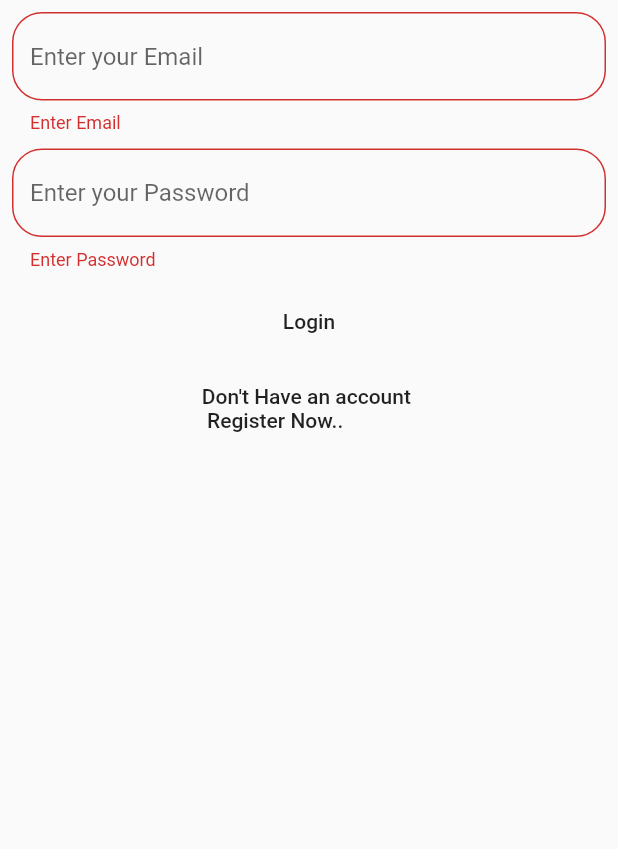
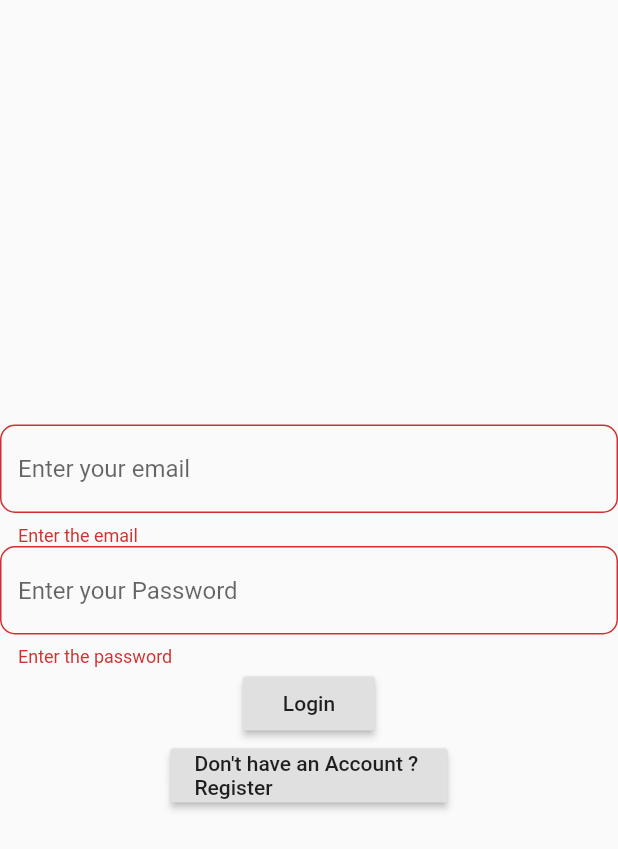
Before and after one commit to Kashish-Manandhar/brainants_todoapp, a Flutter app: the screen it shows after launch, after a tap on "Login", on a phone screen of 412 x 824 dp. Shown: the top 849 px of the screen. Run offline on Flutter 3.47's test engine with Material 2 defaults, Android fonts, the phone set to English and light mode, and no system bars; our stand-ins replace cloud_firestore, firebase_auth, firebase_core; accounts and stored records are empty.

Commit message:
The final code

```diff
--- a/lib/main.dart
+++ b/lib/main.dart
@@ -3,7 +3,6 @@ import 'package:brainants_todoapp/service/authentication/authentication.dart';
 import 'package:brainants_todoapp/service/databsae/StoreService.dart';
 import 'package:brainants_todoapp/ui/HomePage.dart';
 import 'package:brainants_todoapp/ui/Login.dart';
-import 'package:brainants_todoapp/ui/changer.dart';
 import 'package:cloud_firestore/cloud_firestore.dart';
 import 'package:firebase_auth/firebase_auth.dart';
 import 'package:firebase_core/firebase_core.dart';
@@ -18,25 +17,18 @@ void main() async {
   StoreService _store = StoreService();
   runApp(MaterialApp(
     debugShowCheckedModeBanner: false,
-    home: MultiProvider(
-      providers: [
-        StreamProvider<AppUser>.value(
-          value: _authService.user,
-        ),
-        StreamProvider<List<Todo>>(create: (_)=>_store.getStreamData(),
+    home: MyApp(),
+    )
 
-        ),
-      ],
-      child: MyApp(),
-    ),
-  ));
+  );
 }
 
 class MyApp extends StatelessWidget {
+
   @override
   Widget build(BuildContext context) {
     return Scaffold(
-      body: SafeArea(child: Changer()),
+      body: SafeArea(child:Login()),
     );
   }
 }
--- a/lib/service/authentication/authentication.dart
+++ b/lib/service/authentication/authentication.dart
@@ -41,7 +41,8 @@ class AuthService{
 
   Future signOut() async{
     try{
-      await _auth.signOut();
+      final result=await _auth.signOut();
+
     }
     catch(e)
     {
--- a/lib/service/databsae/StoreService.dart
+++ b/lib/service/databsae/StoreService.dart
@@ -36,6 +36,7 @@ class StoreService {
   }
 
   Stream<List<Todo>> getStreamData() {
+    print("User work " + user.toString());
     return _firebaseFirestore.collection(user.uid).snapshots().map((doc) => doc.docs.map((tot) =>Todo.fromMap(tot.data())).toList());
 
   }
--- a/lib/ui/Login.dart
+++ b/lib/ui/Login.dart
@@ -1,7 +1,8 @@
 import 'package:brainants_todoapp/service/authentication/authentication.dart';
+import 'package:brainants_todoapp/ui/HomePage.dart';
 import 'package:brainants_todoapp/ui/Registration.dart';
+import 'package:firebase_auth/firebase_auth.dart';
 import 'package:flutter/material.dart';
-
 class Login extends StatefulWidget {
   @override
   _LoginState createState() => _LoginState();
@@ -9,91 +10,79 @@ class Login extends StatefulWidget {
 
 class _LoginState extends State<Login> {
   final _key=GlobalKey<FormState>();
-
-  String em='';
-  String pass='';
-
+  String em="";
+  String pass="";
   AuthService _auth=AuthService();
 
+  @override
+  void initState() {
+    // TODO: implement initState
+    super.initState();
+
+  }
   @override
   Widget build(BuildContext context) {
     return Form(
       key: _key,
-      child: SingleChildScrollView(
-        child: Container(
-          margin: EdgeInsets.all(8),
       child: Column(
         mainAxisAlignment: MainAxisAlignment.center,
-
         children: [
           TextFormField(
             decoration: InputDecoration(
-                  hintText: "Enter your Email",
+              hintText: "Enter your email",
               border: OutlineInputBorder(
-                        borderRadius: BorderRadius.circular(20)
+                borderRadius: BorderRadius.circular(10)
               )
             ),
-                validator: (res){
-                  if(res.isEmpty) {
-                    return "Enter Email";
-                  }
-                  else{
-                    return null;
-                  }
-
-                },
-
+            validator: (val)=>(val.isEmpty)?"Enter the email":null,
             onChanged: (val){
               setState(() {
                 em=val;
               });
-
             },
           ),
-              SizedBox(height: 10,),
           TextFormField(
+            obscureText: true,
             decoration: InputDecoration(
                 hintText: "Enter your Password",
                 border: OutlineInputBorder(
-                        borderRadius: BorderRadius.circular(20)
+                    borderRadius: BorderRadius.circular(10)
                 )
             ),
-                obscureText: true,
-                validator: (res){
-                  if(res.isEmpty) {
-                    return "Enter Password";
-                  }
-
-                },
+            validator: (val)=>(val.isEmpty)?"Enter the password":null,
             onChanged: (val){
               setState(() {
                 pass=val;
               });
-
             },
           ),
-              SizedBox(height: 10,),
+          RaisedButton(onPressed: () async{
+            if(_key.currentState.validate())
+              {
+                final user=await _auth.signInUser(em, pass);
+                if(user==null)
+                {
 
-              FlatButton(onPressed: () async{
+                }
+                else
+                {
+                  _key.currentState.reset();
+                  await Navigator.of(context).push(MaterialPageRoute(builder: (_)=>HomePage()));
+
+                }
+              }
 
 
-                if(_key.currentState.validate()) {
-                  await _auth.signInUser(em, pass);
-
-
-                }
-
-              }, child:
-              Text("Login")),
-              SizedBox(height: 10,),
-              FlatButton(onPressed: (){
-                Navigator.of(context).push(MaterialPageRoute(
-                    builder: (BuildContext cntxt) => Registration()));
-              }, child: Text("Don't Have an account \n Register Now.."))
+          },child: Text("Login"),),
+          RaisedButton(onPressed: (){
+            Navigator.of(context).push(MaterialPageRoute(builder: (_)=>Registration()));
+          },
+          child: Text(
+            "Don't have an Account ? \nRegister"
+          ),)
         ],
       ),
-        ),
-      ),
+
     );
   }
 }
--- a/lib/ui/changer.dart
+++ /dev/null
@@ -1,18 +0,0 @@
-import 'package:brainants_todoapp/model/user.dart';
-import 'package:brainants_todoapp/service/databsae/StoreService.dart';
-import 'package:brainants_todoapp/ui/HomePage.dart';
-import 'package:brainants_todoapp/ui/Login.dart';
-import 'package:cloud_firestore/cloud_firestore.dart';
-import 'package:firebase_auth/firebase_auth.dart';
-import 'package:flutter/material.dart';
-import 'package:provider/provider.dart';
-
-class Changer extends StatelessWidget {
-  @override
-  Widget build(BuildContext context) {
-    final user = Provider.of<AppUser>(context, listen: true);
-    return Scaffold(
-      body: (user != null) ? HomePage() : Login(),
-    );
-  }
-}
```
Also changed, not shown: lib/ui/HomePage.dart (+7 -25 lines), lib/ui/future.dart (added, +48 -0 lines). Lines whose indentation alone changed are shown as unchanged.
